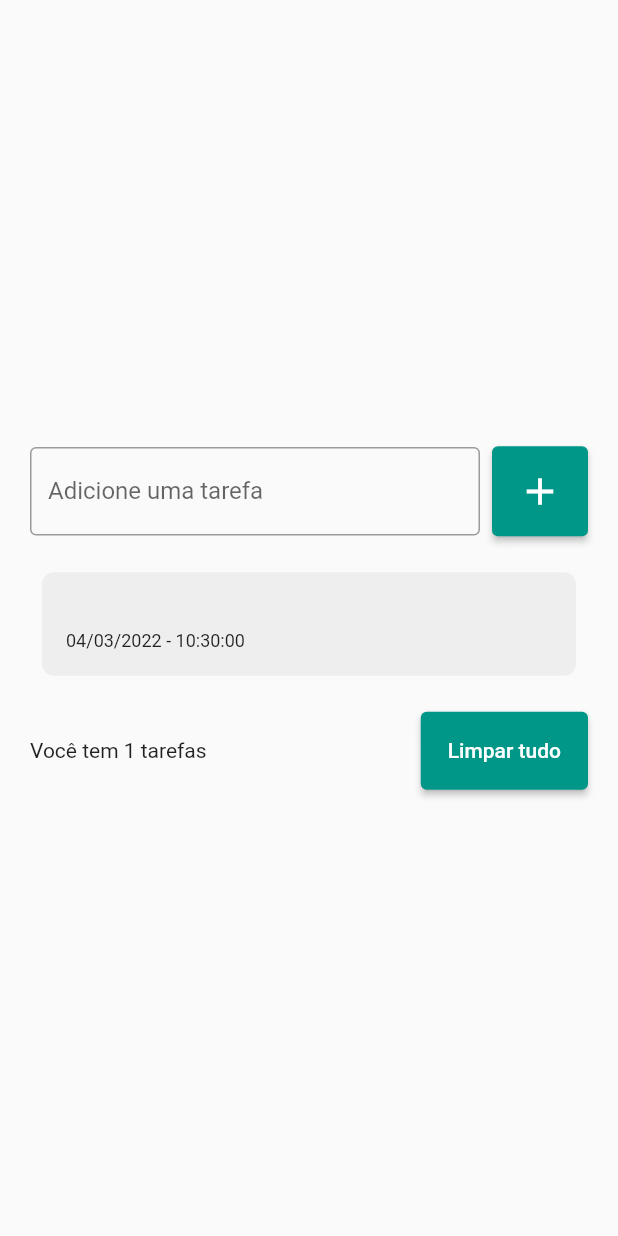
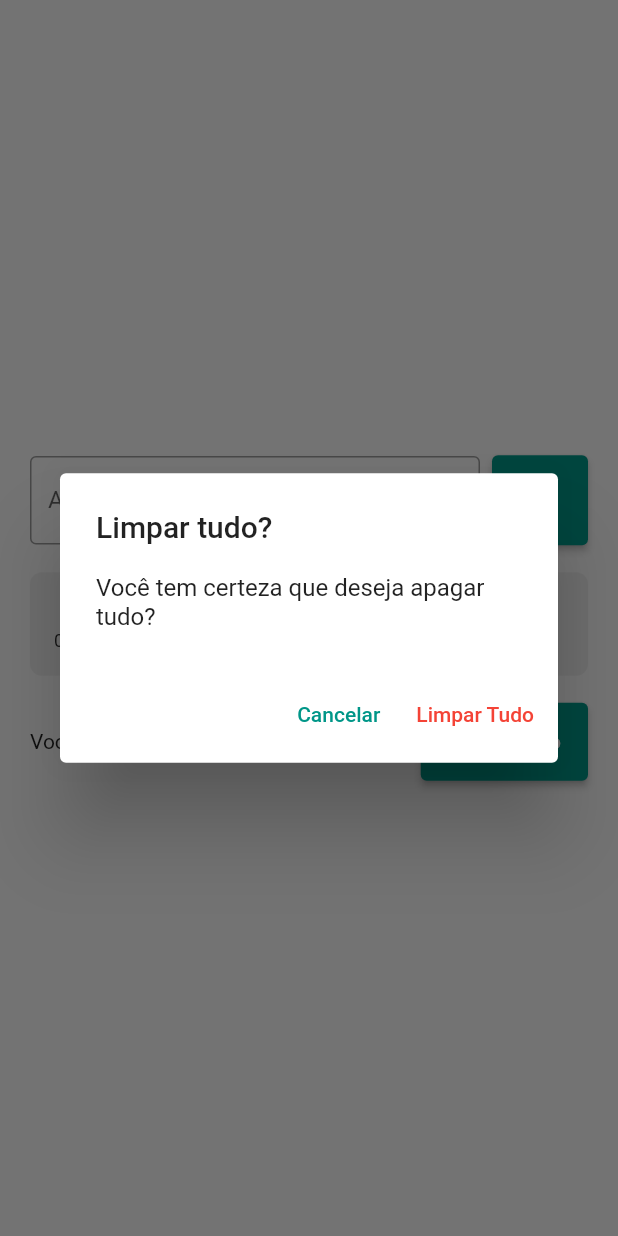
Before and after one commit to jefferson-norberto/AppListFlutter, a Flutter app: the screen it shows after launch, after a tap on the "add" icon, after a tap on "Limpar tudo", on a phone screen of 412 x 824 dp. Run offline on Flutter 3.47's test engine with Material 2 defaults, Android fonts, the phone set to English and light mode, and no system bars; drawn by our look-alikes of flutter_slidable.

Commit message:
deletando todas as tarefas

```diff
--- a/lib/pages/todo_list_page.dart
+++ b/lib/pages/todo_list_page.dart
@@ -10,11 +10,10 @@ class ToDoListPage extends StatefulWidget {
 }
 
 class _ToDoListPageState extends State<ToDoListPage> {
-  int task = 0;
-
   final TextEditingController todoController = TextEditingController();
-
   List<Todo> todos = [];
+  Todo? todoDeleted;
+  int? todoDeletedPosition;
 
   @override
   Widget build(BuildContext context) {
@@ -31,6 +30,7 @@ class _ToDoListPageState extends State<ToDoListPage> {
                     Expanded(
                       child: TextField(
                         controller: todoController,
+                        onSubmitted: onSubmitted,
                         decoration: const InputDecoration(
                           border: OutlineInputBorder(),
                           labelText: "Adicione uma tarefa",
@@ -43,7 +43,10 @@ class _ToDoListPageState extends State<ToDoListPage> {
                     ),
                     ElevatedButton(
                       onPressed: addTodo,
-                      child: const Icon(Icons.add, size: 30,),
+                      child: const Icon(
+                        Icons.add,
+                        size: 30,
+                      ),
                       style: ElevatedButton.styleFrom(
                         primary: Colors.teal,
                         padding: const EdgeInsets.all(15),
@@ -51,25 +54,31 @@ class _ToDoListPageState extends State<ToDoListPage> {
                     ),
                   ],
                 ),
-                const SizedBox(height: 16,),
+                const SizedBox(
+                  height: 16,
+                ),
                 Flexible(
                   child: ListView(
                     shrinkWrap: true,
                     children: [
-                      for(Todo todo in todos)
-                        TodoListItem(todo: todo,),
+                      for (Todo todo in todos)
+                        TodoListItem(todo: todo, onDelete: onDelete),
                     ],
                   ),
                 ),
-                const SizedBox(height: 16,),
+                const SizedBox(
+                  height: 16,
+                ),
                 Row(
                   children: [
                     Expanded(
-                      child: Text("Você tem $task tarefas"),
+                      child: Text("Você tem ${todos.length} tarefas"),
                     ),
-                    const SizedBox(width: 8,),
+                    const SizedBox(
+                      width: 8,
+                    ),
                     ElevatedButton(
-                      onPressed: () {},
+                      onPressed: showDeleteConfirmationDialog,
                       child: const Text("Limpar tudo"),
                       style: ElevatedButton.styleFrom(
                         primary: Colors.teal,
@@ -81,22 +90,82 @@ class _ToDoListPageState extends State<ToDoListPage> {
               ],
             ),
           ),
-
         ),
       ),
     );
   }
 
-  void addTodo(){
+  void addTodo() {
     String text = todoController.text;
     setState(() {
-      Todo newTodo = Todo(
-        title: text,
-        date: DateTime.now()
-      );
+      Todo newTodo = Todo(title: text, date: DateTime.now());
       todos.add(newTodo);
-      task = todos.length;
     });
     todoController.clear();
   }
+
+  // Só e chamada quando aperto enter no teclado
+  void onSubmitted(String text) {
+    addTodo();
+  }
+
+  void showDeleteConfirmationDialog(){
+    showDialog(
+        context: context,
+        builder: (context) => AlertDialog(
+          title: const Text("Limpar tudo?"),
+          content: const Text("Você tem certeza que deseja apagar tudo?"),
+          actions: [
+            TextButton(
+              onPressed: (){Navigator.of(context).pop();},
+              child: const Text("Cancelar"),
+              style: TextButton.styleFrom(primary: Colors.teal),
+            ),
+            TextButton(
+              onPressed: (){
+                deleteAllTodos();
+                Navigator.of(context).pop();
+              },
+              child: const Text("Limpar Tudo",),
+              style: TextButton.styleFrom(primary: Colors.red),
+            ),
+          ],
+    ));
+  }
+
+  void deleteAllTodos(){
+    setState(() {
+      todos.clear();
+    });
+  }
+
+  void onDelete(Todo todo) {
+    todoDeleted = todo;
+    todoDeletedPosition = todos.indexOf(todo);
+
+    setState(() {
+      todos.remove(todo);
+    });
+
+    ScaffoldMessenger.of(context).clearSnackBars();
+    ScaffoldMessenger.of(context).showSnackBar(
+      SnackBar(
+        content: Text(
+          "Tarefa ${todo.title} foi removida!",
+          style: const TextStyle(color: Colors.teal),
+        ),
+        backgroundColor: Colors.white,
+        duration: const Duration(seconds: 10),
+        action: SnackBarAction(
+          label: 'Desfazer',
+          textColor: Colors.red,
+          onPressed: () {
+            setState(() {
+              todos.insert(todoDeletedPosition!, todoDeleted!);
+            });
+          },
+        ),
+      ),
+    );
+  }
 }
--- a/lib/widgets/todo_list_item.dart
+++ b/lib/widgets/todo_list_item.dart
@@ -1,23 +1,27 @@
 import 'package:flutter/material.dart';
 import 'package:todo_list/models/todo.dart';
 import 'package:intl/intl.dart';
+import 'package:flutter_slidable/flutter_slidable.dart';
 
 class TodoListItem extends StatelessWidget {
-  const TodoListItem({Key? key, required this.todo}) : super(key: key);
+  const TodoListItem({Key? key, required this.todo, required this.onDelete}) : super(key: key);
 
   final Todo todo;
+  final Function(Todo) onDelete;
 
   @override
   Widget build(BuildContext context) {
-    return Container(
+    return Padding(
+      padding: const EdgeInsets.symmetric(vertical: 2),
+    child: Slidable(
+      child: Container(
         decoration: BoxDecoration(
           borderRadius: BorderRadius.circular(8),
           color: Colors.grey[200],
         ),
-      margin: const EdgeInsets.all(8),
         padding: const EdgeInsets.all(16),
         child: Column(
-        crossAxisAlignment: CrossAxisAlignment.start,
+          crossAxisAlignment: CrossAxisAlignment.stretch,
           children: [
             Text(
               todo.title,
@@ -29,6 +33,26 @@ class TodoListItem extends StatelessWidget {
             ),
           ],
         ),
+      ),
+        actionExtentRatio: 0.25,
+        actionPane: const SlidableDrawerActionPane(),
+      actions: [
+        IconSlideAction(
+          color: Colors.teal,
+          icon: Icons.edit,
+          caption: "Editar",
+          onTap: () {},
+        ),
+      ],
+      secondaryActions: [
+          IconSlideAction(
+            color: Colors.red,
+            icon: Icons.delete,
+            caption: "Deletar",
+            onTap: () { onDelete(todo); },
+          ),
+        ],
+      ),
     );
   }
 }
--- a/pubspec.yaml
+++ b/pubspec.yaml
@@ -46,6 +46,7 @@ dev_dependencies:
   # rules and activating additional ones.
   flutter_lints: ^1.0.0
   intl:
+  flutter_slidable: ^0.6.0
 
 # For information on the generic Dart part of this file, see the
 # following page: https://dart.dev/tools/pub/pubspec
```
Also changed, not shown: pubspec.lock. Lines whose indentation alone changed are shown as unchanged.
